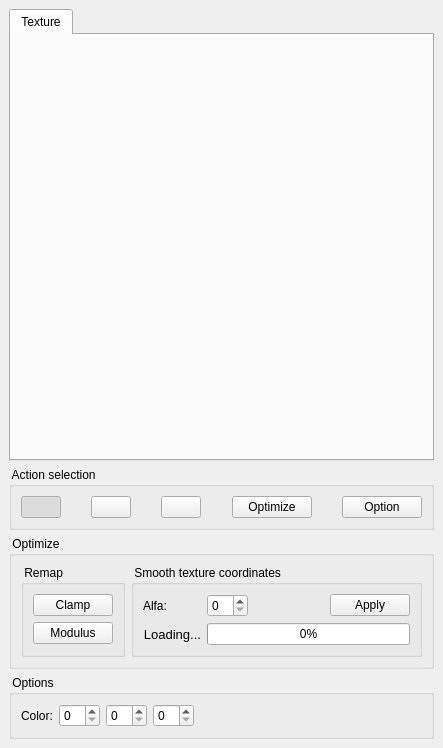
This is src/fgt/edit_texture/textureeditor.ui in cnr-isti-vclab/meshlab as Qt 5 draws it before an edit. The edited form follows.
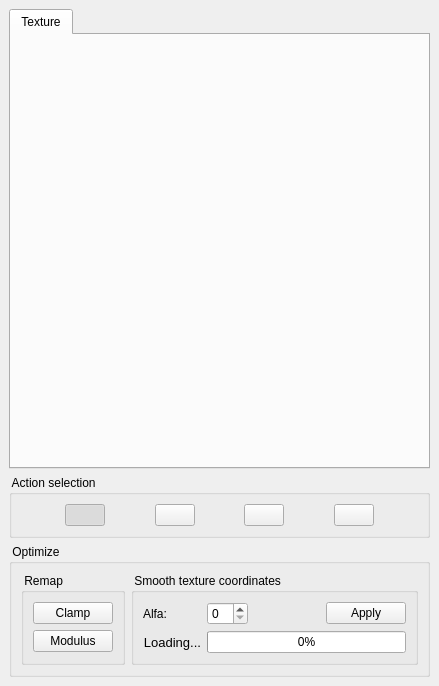
This is the edited form. Icons and pictures are not drawn.

Commit message: Now the render area is sizeble. Improved icons. Improved interface

What changed in the file:
```diff
--- a/src/fgt/edit_texture/textureeditor.ui
+++ b/src/fgt/edit_texture/textureeditor.ui
@@ -5,8 +5,8 @@
    <rect>
     <x>0</x>
     <y>0</y>
-    <width>443</width>
-    <height>748</height>
+    <width>439</width>
+    <height>686</height>
    </rect>
   </property>
   <property name="windowTitle" >
@@ -43,6 +43,19 @@
       <property name="spacing" >
        <number>6</number>
       </property>
+      <item>
+       <spacer>
+        <property name="orientation" >
+         <enum>Qt::Horizontal</enum>
+        </property>
+        <property name="sizeHint" >
+         <size>
+          <width>40</width>
+          <height>20</height>
+         </size>
+        </property>
+       </spacer>
+      </item>
       <item>
        <widget class="QPushButton" name="moveButton" >
         <property name="sizePolicy" >
@@ -186,7 +199,16 @@
          </sizepolicy>
         </property>
         <property name="text" >
-         <string>Optimize</string>
+         <string/>
+        </property>
+        <property name="icon" >
+         <iconset resource="meshlab.qrc" >:/images/selver.png</iconset>
+        </property>
+        <property name="iconSize" >
+         <size>
+          <width>32</width>
+          <height>32</height>
+         </size>
         </property>
         <property name="checkable" >
          <bool>true</bool>
@@ -206,24 +228,6 @@
         </property>
        </spacer>
       </item>
-      <item>
-       <widget class="QPushButton" name="optionButton" >
-        <property name="sizePolicy" >
-         <sizepolicy>
-          <hsizetype>0</hsizetype>
-          <vsizetype>0</vsizetype>
-          <horstretch>0</horstretch>
-          <verstretch>0</verstretch>
-         </sizepolicy>
-        </property>
-        <property name="text" >
-         <string>Option</string>
-        </property>
-        <property name="checkable" >
-         <bool>true</bool>
-        </property>
-       </widget>
-      </item>
      </layout>
     </widget>
    </item>
@@ -353,50 +357,6 @@
      </layout>
     </widget>
    </item>
-   <item>
-    <widget class="QGroupBox" name="groupBoxOption" >
-     <property name="title" >
-      <string> Options </string>
-     </property>
-     <layout class="QGridLayout" >
-      <property name="margin" >
-       <number>9</number>
-      </property>
-      <property name="spacing" >
-       <number>6</number>
-      </property>
-      <item row="0" column="2" >
-       <widget class="QSpinBox" name="spinBox_2" />
-      </item>
-      <item row="0" column="0" >
-       <widget class="QLabel" name="label_3" >
-        <property name="text" >
-         <string>Color:</string>
-        </property>
-       </widget>
-      </item>
-      <item row="0" column="3" >
-       <widget class="QSpinBox" name="spinBox_3" />
-      </item>
-      <item row="0" column="1" >
-       <widget class="QSpinBox" name="spinBox" />
-      </item>
-      <item row="0" column="4" >
-       <spacer>
-        <property name="orientation" >
-         <enum>Qt::Horizontal</enum>
-        </property>
-        <property name="sizeHint" >
-         <size>
-          <width>40</width>
-          <height>20</height>
-         </size>
-        </property>
-       </spacer>
-      </item>
-     </layout>
-    </widget>
-   </item>
   </layout>
  </widget>
  <layoutdefault spacing="6" margin="11" />
```
Left out of the diff: 7 changed lines with no effect on the pictures. The commit also changes 10 other files.
